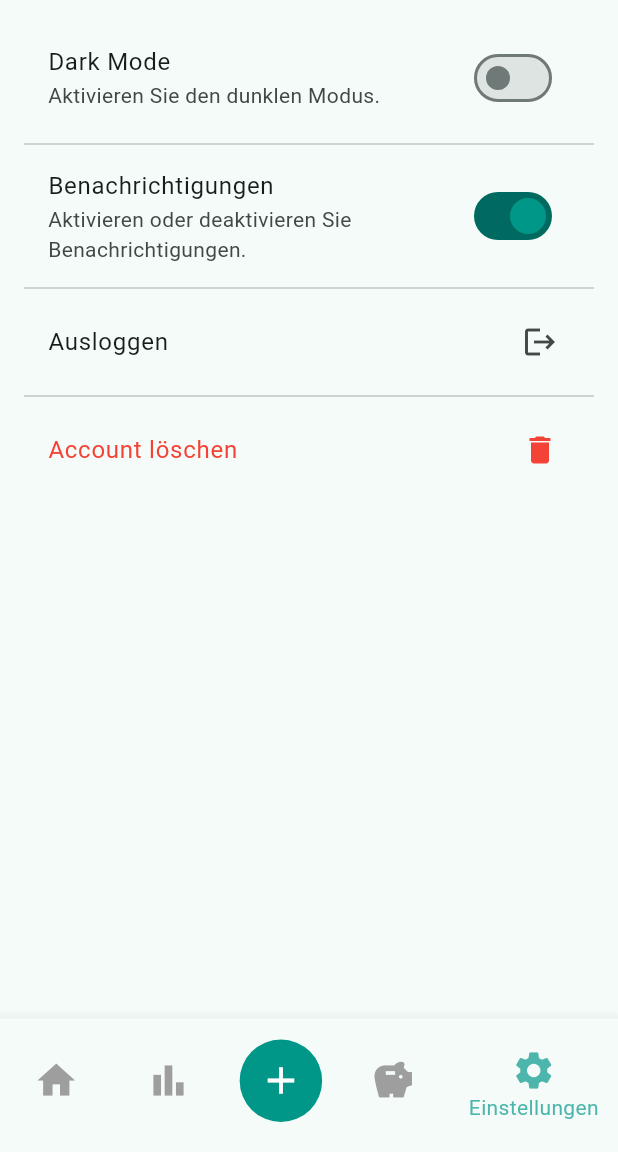
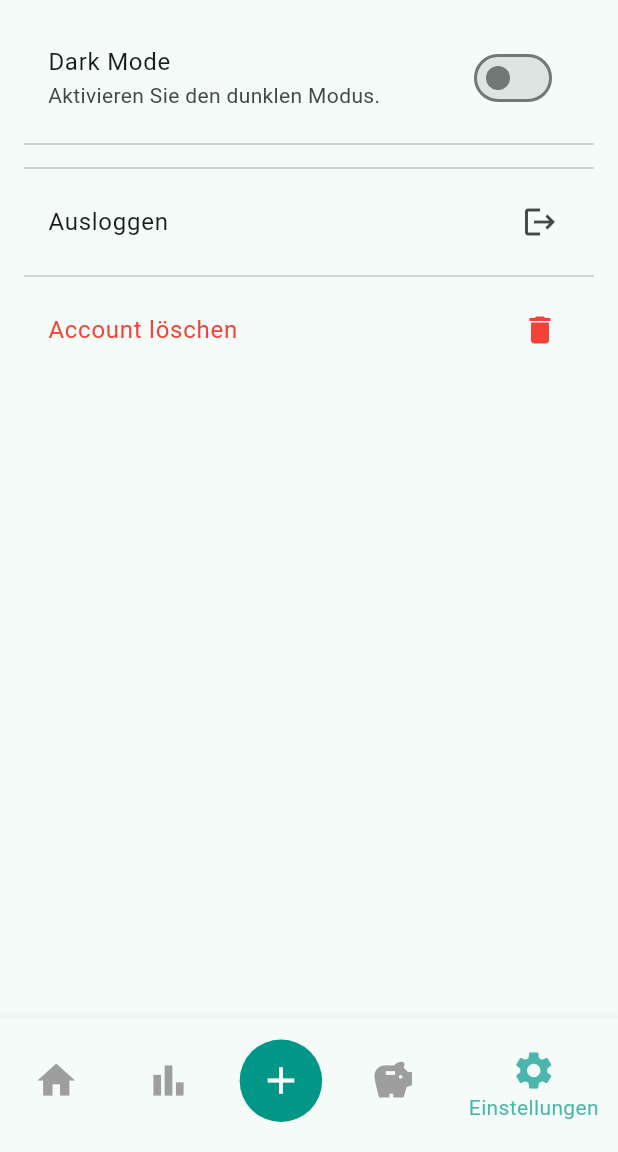
Before and after one commit to SlayBrainzZ/budget_management_app, a Flutter app: the screen it shows once a user with an empty profile is signed in, item 5 of the bottom bar chosen, on a phone screen of 412 x 824 dp, the part 84-1236 px from its top. Run offline on Flutter 3.47's test engine with Material 3 defaults, Android fonts, the phone set to English and light mode, and no system bars; our stand-ins replace cloud_firestore, csv, firebase_auth, firebase_core, fl_chart, multi_select_flutter and 1 more; missing offline and left inert: dart:html; accounts and stored records are empty.

Commit message:
notifications in settings deleted

```diff
--- a/lib/MoneyGuard/settings.dart
+++ b/lib/MoneyGuard/settings.dart
@@ -60,10 +60,7 @@ class _SettingsPageState extends State<SettingsPage> {
     }
   }
 
-  void _changeLanguage() {
-    // Logik für das Ändern der Sprache
-    print("Sprache geändert");
-  }
+
 
   @override
   Widget build(BuildContext context) {
@@ -74,19 +71,7 @@ class _SettingsPageState extends State<SettingsPage> {
         padding: const EdgeInsets.all(16.0),
         child: ListView(
           children: [
-            /*
-            SwitchListTile(
-              title: const Text("Dark Mode"),
-              subtitle: const Text("Aktivieren Sie den dunklen Modus."),
-              value: isDarkMode,
-              onChanged: (value) {
-                setState(() {
-                  isDarkMode = value;
-                });
-                // Aktualisiere das App-Theme
-                print("Dark Mode: $isDarkMode");
-              },
-            ),*/
+
             SwitchListTile(
               title: const Text("Dark Mode"),
               subtitle: const Text("Aktivieren Sie den dunklen Modus."),
@@ -97,30 +82,7 @@ class _SettingsPageState extends State<SettingsPage> {
             ),
             const Divider(),
 
-            // Notifications Toggle
-            SwitchListTile(
-              title: const Text("Benachrichtigungen"),
-              subtitle: const Text("Aktivieren oder deaktivieren Sie Benachrichtigungen."),
-              value: notificationsEnabled,
-              onChanged: (value) {
-                setState(() {
-                  notificationsEnabled = value;
-                });
-                print("Benachrichtigungen: $notificationsEnabled");
-              },
-            ),
-
             const Divider(),
-
-            // Sprache ändern
-            /*ListTile(
-              title: const Text("Sprache ändern"),
-              subtitle: const Text("Aktuelle Sprache: Deutsch"),
-              trailing: const Icon(Icons.language),
-              onTap: _changeLanguage,
-            ),
-
-            const Divider(),*/
 
             // Logout Button
             ListTile(
```
